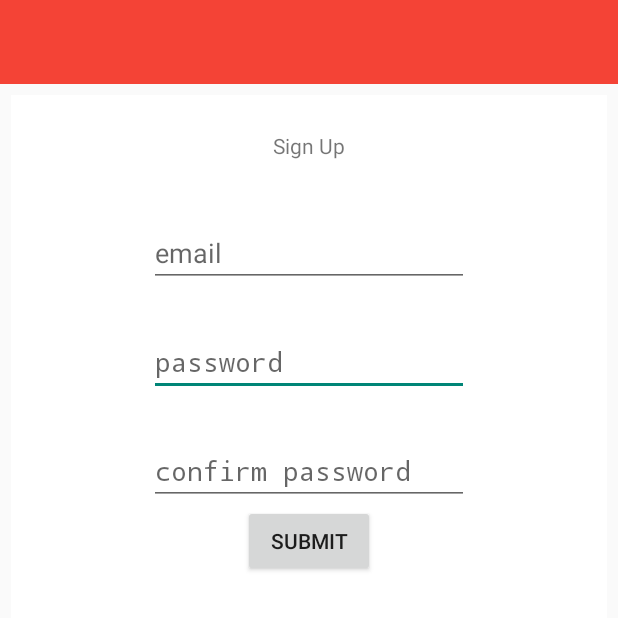
After one commit to FutureProg/Caster, an Android app: the SignUpActivity screen opened directly, with no data from a screen before it, on a phone screen of 412 x 824 dp, the top half of it. The commit adds this screen. Run offline under Robolectric (Android 15) with nearby library versions, the phone set to English and light mode, and no system bars.

Commit message:
Created Sign Up Activity and Layout

```diff
--- a/Caster_Android/app/src/main/AndroidManifest.xml
+++ b/Caster_Android/app/src/main/AndroidManifest.xml
@@ -35,6 +35,9 @@
             android:name=".SignInActivity"
             android:label="@string/title_activity_sign_in_" >
         </activity>
+        <activity android:name=".views.SignUpActivity"
+            android:label="Sign Up">
+        </activity>
     </application>
 
 </manifest>
--- a/Caster_Android/app/src/main/java/com/caster/caster_android/MainActivity.java
+++ b/Caster_Android/app/src/main/java/com/caster/caster_android/MainActivity.java
@@ -10,6 +10,7 @@ import android.os.Bundle;
 import android.support.v4.view.GravityCompat;
 import android.support.v4.widget.DrawerLayout;
 import android.support.v7.app.ActionBarDrawerToggle;
+import android.util.Log;
 import android.view.Menu;
 import android.view.MenuItem;
 import android.view.View;
@@ -23,6 +24,7 @@ import android.widget.Toast;
 
 import com.caster.caster_android.utils.Bin;
 import com.caster.caster_android.views.PodcastBox;
+import com.caster.caster_android.views.SignUpActivity;
 
 import org.json.JSONArray;
 import org.json.JSONException;
@@ -158,8 +160,11 @@ public class MainActivity extends Activity {
                         startActivity(intent);
                         drawerLayout.closeDrawers();
                     }else {
-                        Toast.makeText(MainActivity.this, (String) parent.getAdapter().getItem(position),
-                                Toast.LENGTH_SHORT).show();
+                        //Toast.makeText(MainActivity.this, (String) parent.getAdapter().getItem(position),
+                        //        Toast.LENGTH_SHORT).show();
+                        Intent intent = new Intent(MainActivity.instance, SignUpActivity.class);
+                        startActivity(intent);
+                        drawerLayout.closeDrawers();
                     }
                 }
             });
--- /dev/null
+++ b/Caster_Android/app/src/main/java/com/caster/caster_android/views/SignUpActivity.java
@@ -0,0 +1,68 @@
+package com.caster.caster_android.views;
+
+import android.app.Activity;
+import android.os.Bundle;
+import android.view.Menu;
+import android.view.MenuItem;
+import android.view.View;
+import android.widget.TextView;
+import android.widget.Toast;
+
+import com.caster.caster_android.R;
+
+import org.w3c.dom.Text;
+
+/**
+ * Created by Teo on 8/6/2015.
+ *
+ */
+
+public class SignUpActivity extends Activity {
+    private int minimumPasswordCharLength = 6;
+    @Override
+    protected void onCreate(Bundle savedInstanceState) {
+        super.onCreate(savedInstanceState);
+        setContentView(R.layout.sign_up_layout);
+    }
+
+    @Override
+    public boolean onCreateOptionsMenu(Menu menu) {
+        // Inflate the menu; this adds items to the action bar if it is present.
+        return false;
+    }
+
+    @Override
+    public boolean onOptionsItemSelected(MenuItem item) {
+        // Handle action bar item clicks here. The action bar will
+        // automatically handle clicks on the Home/Up button, so long
+        // as you specify a parent activity in AndroidManifest.xml.
+        int id = item.getItemId();
+
+        //noinspection SimplifiableIfStatement
+        if (id == R.id.action_settings) {
+            return true;
+        }
+
+        return super.onOptionsItemSelected(item);
+    }
+
+    public void signUp(View v){
+        String email = ((TextView)findViewById(R.id.sign_up_email_field)).getText().toString();
+        String password = ((TextView)findViewById(R.id.sign_up_password_field)).getText().toString();
+        String passwordConfirm = ((TextView)findViewById(R.id.sign_up_password_confirm_field)).getText().toString();
+
+
+        //Check password security before creating user
+        if (!password.equals(passwordConfirm)){
+            Toast.makeText(SignUpActivity.this, "Oops! Looks like your passwords don't match!",
+                    Toast.LENGTH_SHORT).show();
+        }
+        else if(password.length() < minimumPasswordCharLength){
+            Toast.makeText(SignUpActivity.this, "Oops! Looks like your password is too short!",
+                    Toast.LENGTH_SHORT).show();
+        }
+        else{
+            //TODO: Create user, don't know how to connect to your server yet or exactly what information you need.
+        }
+    }
+}
--- /dev/null
+++ b/Caster_Android/app/src/main/res/layout/sign_up_layout.xml
@@ -0,0 +1,71 @@
+<android.support.v4.widget.DrawerLayout xmlns:android="http://schemas.android.com/apk/res/android"
+    xmlns:tools="http://schemas.android.com/tools" android:layout_width="match_parent"
+    android:layout_height="match_parent" android:paddingLeft="@dimen/activity_horizontal_margin"
+    android:paddingRight="@dimen/activity_horizontal_margin"
+    android:paddingTop="@dimen/activity_vertical_margin"
+    android:paddingBottom="@dimen/activity_vertical_margin"
+    tools:context="com.caster.caster_android.views.SignUpActivity">
+
+    <RelativeLayout
+        android:layout_width="300dp"
+        android:layout_height="300dp"
+        android:background="@android:color/white"
+        android:layout_centerVertical="true"
+        android:layout_centerHorizontal="true">
+
+        <TextView
+            android:layout_width="wrap_content"
+            android:layout_height="wrap_content"
+            android:text="Sign Up"
+            android:id="@+id/sign_up_textview"
+            android:layout_alignParentTop="true"
+            android:layout_centerHorizontal="true"
+            android:layout_marginTop="31dp" />
+
+        <EditText
+            android:layout_width="wrap_content"
+            android:layout_height="wrap_content"
+            android:inputType="textPassword"
+            android:ems="10"
+            android:id="@+id/sign_up_password_field"
+            android:layout_below="@+id/sign_up_email_field"
+            android:layout_centerHorizontal="true"
+            android:layout_marginTop="27dp"
+            android:hint="password" />
+
+        <EditText
+            android:layout_width="wrap_content"
+            android:layout_height="wrap_content"
+            android:inputType="textPassword"
+            android:ems="10"
+            android:id="@+id/sign_up_password_confirm_field"
+            android:layout_below="@+id/sign_up_password_field"
+            android:layout_centerHorizontal="true"
+            android:layout_marginTop="27dp"
+            android:hint="confirm password" />
+
+        <EditText
+            android:layout_width="wrap_content"
+            android:layout_height="wrap_content"
+            android:inputType="textPersonName"
+            android:ems="10"
+            android:id="@+id/sign_up_email_field"
+            android:layout_marginTop="39dp"
+            android:layout_below="@+id/sign_up_textview"
+            android:layout_alignStart="@+id/sign_up_password_field"
+            android:hint="email" />
+
+
+
+        <Button
+            android:layout_width="wrap_content"
+            android:layout_height="wrap_content"
+            android:layout_centerVertical="true"
+            android:layout_centerHorizontal="true"
+            android:layout_below="@id/sign_up_password_confirm_field"
+            android:text="Submit"
+            android:onClick="signUp"
+            />
+
+    </RelativeLayout>
+</android.support.v4.widget.DrawerLayout>
```
Also changed, not shown: 1 other file.
